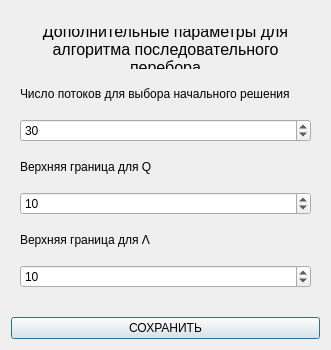
This is gui/ui/DialogParameters.ui in Shimekii/VKR as Qt 5 draws it before an edit. The edited form follows.
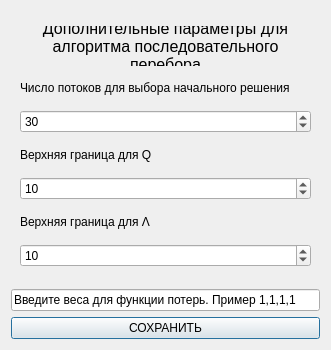
This is the edited form. The open tabs and pages were chosen to show the change.

Commit message: Добавлено поле для весов

```diff
--- a/gui/ui/DialogParameters.ui
+++ b/gui/ui/DialogParameters.ui
@@ -357,6 +357,13 @@
      </widget>
     </widget>
    </item>
+   <item>
+    <widget class="QLineEdit" name="lineWeights">
+     <property name="text">
+      <string>Введите веса для функции потерь. Пример 1,1,1,1</string>
+     </property>
+    </widget>
+   </item>
    <item>
     <widget class="QPushButton" name="btnSaveParameters">
      <property name="text">
```
Left out of the diff: 2 changed lines with no effect on the pictures.
